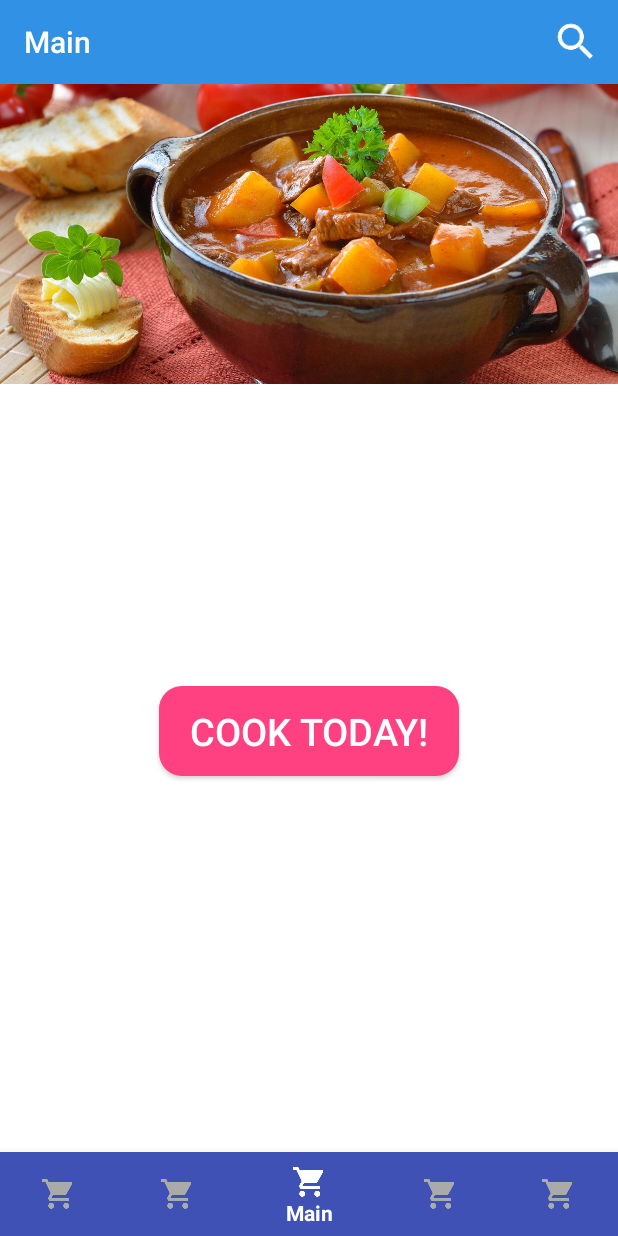
After one commit to Alisher12398/Android_App, an Android app: the fragment FoodsFragment_3 placed in its activity, on a phone screen of 412 x 824 dp. The commit adds this screen. Run offline under Robolectric (Android 15) with nearby library versions, the light colour scheme and no system bars; our stand-ins replace Firebase (no records; nobody signed in at launch, a user with empty details on screens opened directly); 8 statements that could not run were skipped.

Commit message:
Food Fragments
Co-authored-by: Maulyashev <pro100.maulyashev@gmail.com>

```diff
--- a/app/src/main/java/com/android/android_app/Adapter/RecyclerViewGridAdapter2.kt
+++ b/app/src/main/java/com/android/android_app/Adapter/RecyclerViewGridAdapter2.kt
@@ -26,7 +26,7 @@ class RecyclerViewGridAdapter2(var persons:List<Category_model>):RecyclerView.Ad
         }
     }
 
-    fun geId(position: Int): String {
+    fun getId(position: Int): String {
         return persons[position].id_category
     }
 
--- a/app/src/main/java/com/android/android_app/DBHelper.kt
+++ b/app/src/main/java/com/android/android_app/DBHelper.kt
@@ -13,7 +13,7 @@ import com.android.android_app.model.Food_model2
 class DBHelper(val context: Context) : SQLiteOpenHelper(context, DATABASE_NAME, null, DATABASE_VERSION){
 
     companion object {
-        val DATABASE_NAME = "15"
+        val DATABASE_NAME = "16"
         val TABLE_NAME_1 = "products"
         val TABLE_NAME_2 = "cart"
         val TABLE_NAME_3 = "category"
@@ -329,6 +329,24 @@ class DBHelper(val context: Context) : SQLiteOpenHelper(context, DATABASE_NAME,
         return categoryList
     }
 
+    fun parceDBtoListfood3(id : String): Food_model2 {
+
+        val db = writableDatabase
+        val selectQuery = "SELECT * FROM foods WHERE id_food='$id'"
+        val cursor = db.rawQuery(selectQuery, null)
+
+        cursor.moveToFirst()
+
+        val id_food = cursor.getString(cursor.getColumnIndex("id_food"))
+        val category = cursor.getString(cursor.getColumnIndex("id_category"))
+        val name = cursor.getString(cursor.getColumnIndex("name"))
+        val description = cursor.getString(cursor.getColumnIndex("description"))
+        val food = Food_model2(id_food, category, name, description)
+
+        cursor.close()
+        return food
+    }
+
 
 
 
--- a/app/src/main/java/com/android/android_app/Fragments/Main/FoodsFragment.kt
+++ b/app/src/main/java/com/android/android_app/Fragments/Main/FoodsFragment.kt
@@ -77,7 +77,7 @@ class FoodsFragment : Fragment() {
         recycler.addOnItemTouchListener(RecyclerTouchListener(activity!!.applicationContext, recycler, object : RecyclerTouchListener.ClickListener {
             override fun onClick(view: View, position: Int) {
 
-                val id = adapter.geId(position)
+                val id = adapter.getId(position)
                 (activity as MainActivity).setchoosedCategory(id)
                 (activity as MainActivity).changeToFragment_2()
             }
--- a/app/src/main/java/com/android/android_app/Fragments/Main/FoodsFragment_2.kt
+++ b/app/src/main/java/com/android/android_app/Fragments/Main/FoodsFragment_2.kt
@@ -41,8 +41,9 @@ class FoodsFragment_2 : Fragment() {
 
         recycler.addOnItemTouchListener(RecyclerTouchListener(activity!!.applicationContext, recycler, object : RecyclerTouchListener.ClickListener {
             override fun onClick(view: View, position: Int) {
-                Toast.makeText(activity, "Click : $position", Toast.LENGTH_SHORT).show()
-                (activity as MainActivity).changeToFragment_2()
+                val id = adapter.getId(position)
+                (activity as MainActivity).setchoosedCategory(id)
+                (activity as MainActivity).changeToFragment_3()
             }
 
             override fun onLongClick(view: View?, position: Int) {
--- /dev/null
+++ b/app/src/main/java/com/android/android_app/Fragments/Main/FoodsFragment_3.kt
@@ -0,0 +1,47 @@
+package com.android.android_app.Fragments.Main
+
+
+import android.os.Bundle
+import android.support.v4.app.Fragment
+import android.view.LayoutInflater
+import android.view.View
+import android.view.ViewGroup
+import android.widget.Button
+import android.widget.ImageView
+import android.widget.TextView
+import com.android.android_app.DBHelper
+
+import com.android.android_app.R
+import com.android.android_app.activity.MainActivity
+
+class FoodsFragment_3 : Fragment() {
+
+    override fun onCreateView(inflater: LayoutInflater, container: ViewGroup?,
+                              savedInstanceState: Bundle?): View? {
+        val view = inflater.inflate(R.layout.fragment_foods_fragment_3, container, false)
+
+        val imageview_fragment_foods_3_image : ImageView = view.findViewById(R.id.imageview_fragment_foods_3_image)
+        val textview_fragment_foods_3_title : TextView = view.findViewById(R.id.textview_fragment_foods_3_title)
+        val textview_fragment_foods_3_description : TextView = view.findViewById(R.id.textview_fragment_foods_3_description)
+        val button_fragment_foods_3_choose : Button = view.findViewById(R.id.button_fragment_foods_3_choose)
+
+        val database = DBHelper(activity as MainActivity)
+        val db = database.writableDatabase
+
+        val choosed_food = (activity as MainActivity).getchoosedCategory()
+
+        val choosed_food_object = database.parceDBtoListfood3(choosed_food)
+
+        textview_fragment_foods_3_title.text=choosed_food_object.name
+        textview_fragment_foods_3_description.text=choosed_food_object.description
+        imageview_fragment_foods_3_image.setImageResource(R.drawable.category1)
+
+        button_fragment_foods_3_choose.setOnClickListener {
+
+        }
+
+        return view
+    }
+
+
+}
--- a/app/src/main/res/layout/fragment_foods_fragment_2.xml
+++ b/app/src/main/res/layout/fragment_foods_fragment_2.xml
@@ -3,7 +3,8 @@
     xmlns:tools="http://schemas.android.com/tools"
     android:layout_width="match_parent"
     android:layout_height="match_parent"
-    tools:context=".Fragments.Main.FoodsFragment_2">
+    tools:context=".Fragments.Main.FoodsFragment_2"
+    android:background="@color/colorWhite">
 
     <android.support.v7.widget.RecyclerView
         android:id="@+id/recycle_view_fragment_foods_2"
--- /dev/null
+++ b/app/src/main/res/layout/fragment_foods_fragment_3.xml
@@ -0,0 +1,68 @@
+<?xml version="1.0" encoding="utf-8"?>
+<android.support.constraint.ConstraintLayout xmlns:android="http://schemas.android.com/apk/res/android"
+    xmlns:tools="http://schemas.android.com/tools"
+    android:layout_width="match_parent"
+    android:layout_height="match_parent"
+    xmlns:app="http://schemas.android.com/apk/res-auto"
+    tools:context=".Fragments.Main.FoodsFragment_3"
+    android:background="@color/colorWhite">
+
+    <ImageView
+        android:id="@+id/imageview_fragment_foods_3_image"
+        android:layout_width="match_parent"
+        android:layout_height="200dp"
+        android:src="@drawable/food1"
+        android:scaleType="centerCrop"
+
+        app:layout_constraintTop_toTopOf="parent"
+        app:layout_constraintBottom_toTopOf="@id/textview_fragment_foods_3_title"
+
+
+        />
+
+    <TextView
+        android:id="@+id/textview_fragment_foods_3_title"
+        android:layout_width="300dp"
+        android:layout_height="120dp"
+        android:text="Test title"
+        android:textSize="35sp"
+        android:textStyle="bold"
+        android:layout_marginTop="10dp"
+        android:maxLines="2"
+        android:gravity="center|top"
+        app:layout_constraintStart_toStartOf="parent"
+        app:layout_constraintEnd_toEndOf="parent"
+        app:layout_constraintTop_toBottomOf="@id/imageview_fragment_foods_3_image"
+        app:layout_constraintBottom_toTopOf="@id/textview_fragment_foods_3_description"
+        />
+
+    <TextView
+        android:id="@+id/textview_fragment_foods_3_description"
+        android:layout_width="match_parent"
+        android:layout_height="wrap_content"
+        android:padding="10dp"
+        android:text="Test description"
+        android:textSize="23sp"
+
+        app:layout_constraintTop_toBottomOf="@id/textview_fragment_foods_3_title"
+        />
+
+    <Button
+        android:id="@+id/button_fragment_foods_3_choose"
+        android:layout_width="200dp"
+        android:layout_height="60dp"
+        android:background="@drawable/rounded_button"
+        app:layout_constraintTop_toBottomOf="@id/textview_fragment_foods_3_description"
+        app:layout_constraintStart_toStartOf="parent"
+        app:layout_constraintEnd_toEndOf="parent"
+        android:textSize="25sp"
+        android:textColor="@color/colorWhite"
+        android:text="cook today!"
+        android:layout_marginTop="20dp"
+        />
+
+
+
+
+
+</android.support.constraint.ConstraintLayout>
--- a/app/src/main/res/layout/recycler_view_item.xml
+++ b/app/src/main/res/layout/recycler_view_item.xml
@@ -9,6 +9,7 @@
         android:id="@+id/imageview_fragment_foods_image"
         android:layout_width="match_parent"
         android:layout_height="match_parent"
+        android:scaleType="centerCrop"
         android:src="@drawable/i1"/>
 
     <TextView
```
Also changed, not shown: app/src/main/java/com/android/android_app/Adapter/RecyclerViewGridAdapter3.kt (+7 -6 lines), app/src/main/java/com/android/android_app/activity/MainActivity.kt (+17 -2 lines).
